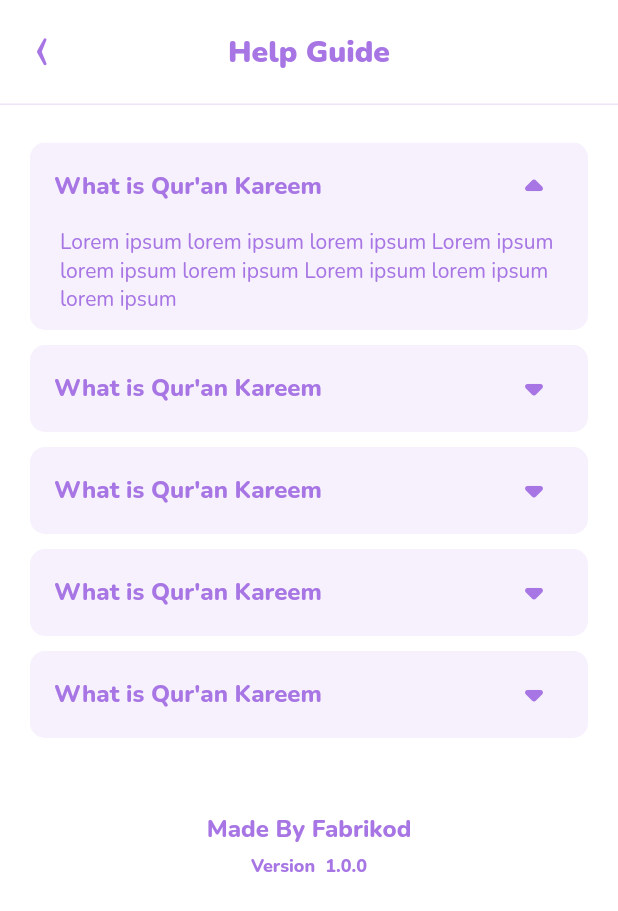
After one commit to Open-Quran/quran, a Flutter app: the HelpGuideScreen screen opened directly, after a tap on "What is Qur'an Kareem", on a phone screen of 412 x 824 dp. The commit adds this screen. Shown: the top 911 px of the screen. Run offline on Flutter 3.47's test engine with Material 2 defaults, Android fonts, the phone set to English and light mode, and no system bars; our stand-ins replace auto_size_text, flutter_svg, get_storage, google_fonts, package_info_plus; accounts and stored records are empty; generated files the repository leaves out were written again.

Commit message:
Help Guide Screen and Card Design.

```diff
--- a/lib/l10n/app_en.arb
+++ b/lib/l10n/app_en.arb
@@ -20,5 +20,7 @@
     "translation": "Translation",
     "reading": "Reading",
     "madeByFabrikod": "Made By Fabrikod",
-    "version": "Version"
+    "version": "Version",
+    "helpGuideTitle1": "What is Qur'an Kareem",
+    "helpGuideDescription1": "Lorem ipsum lorem ipsum lorem ipsum Lorem ipsum lorem ipsum lorem ipsum Lorem ipsum lorem ipsum lorem ipsum "
 }
--- a/lib/l10n/app_tr.arb
+++ b/lib/l10n/app_tr.arb
@@ -20,5 +20,8 @@
     "quranMode": "Kur'an Modu",
     "greenMode": "Yeşil Mod",
     "madeByFabrikod": "Fabrikod Tarafından Yapıldı",
-    "version": "Versiyon"
+    "version": "Versiyon",
+    "helpGuideTitle1": "Kuran-ı Kerim Nedir?",
+    "helpGuideDescription1": "Lorem ipsum lorem ipsum lorem ipsum Lorem ipsum lorem ipsum lorem ipsum Lorem ipsum lorem ipsum lorem ipsum "
+
 }
--- /dev/null
+++ b/lib/screens/help_guide_screen.dart
@@ -0,0 +1,82 @@
+import 'package:fabrikod_quran/constants/constants.dart';
+import 'package:fabrikod_quran/widgets/app_bars/main_app_bar.dart';
+import 'package:fabrikod_quran/widgets/cards/help_guide_card.dart';
+import 'package:flutter/material.dart';
+import 'package:flutter_svg/flutter_svg.dart';
+import 'package:package_info_plus/package_info_plus.dart';
+
+class HelpGuideScreen extends StatefulWidget {
+  const HelpGuideScreen({super.key});
+
+  @override
+  State<HelpGuideScreen> createState() => _HelpGuideScreenState();
+}
+
+class _HelpGuideScreenState extends State<HelpGuideScreen> {
+  @override
+  Widget build(BuildContext context) {
+    return Scaffold(
+      appBar: MainAppBar(
+        title: context.translate.helpGuide,
+        leading: IconButton(
+          onPressed: () {
+            Navigator.pop(context);
+          },
+          icon: SvgPicture.asset(ImageConstants.arrowBack),
+        ),
+      ),
+      body: SingleChildScrollView(
+        padding: const EdgeInsets.symmetric(
+        horizontal: kPaddingHorizontal,
+        vertical: kPaddingVertical,
+      ),
+        child: Column(
+          children: [
+            HelpGuideCard(
+                text: context.translate.helpGuideTitle1,
+                description: context.translate.helpGuideDescription1),
+            const SizedBox(height: kPaddingDefault),
+            HelpGuideCard(
+                text: context.translate.helpGuideTitle1,
+                description: context.translate.helpGuideDescription1),
+            const SizedBox(height: kPaddingDefault),
+            HelpGuideCard(
+                text: context.translate.helpGuideTitle1,
+                description: context.translate.helpGuideDescription1),
+            const SizedBox(height: kPaddingDefault),
+            HelpGuideCard(
+                text: context.translate.helpGuideTitle1,
+                description: context.translate.helpGuideDescription1),
+            const SizedBox(height: kPaddingDefault),
+            HelpGuideCard(
+                text: context.translate.helpGuideTitle1,
+                description: context.translate.helpGuideDescription1),
+            const SizedBox(height: kPaddingDefault*5),
+            buildAppInfoHelpGuide,
+            const SizedBox(height: kPaddingDefault * 5)
+          ],
+        ),
+      ),
+    );
+  }
+
+  Widget get buildAppInfoHelpGuide {
+    return Column(
+      mainAxisAlignment: MainAxisAlignment.center,
+      children: [
+        Text(context.translate.madeByFabrikod,
+            style: context.theme.textTheme.headlineSmall),
+        const SizedBox(height: kPaddingSmall),
+        FutureBuilder<PackageInfo>(
+          future: PackageInfo.fromPlatform(),
+          builder: (context, snapshot) {
+            return Text(
+              "${context.translate.version}  ${snapshot.data?.version ?? ""}",
+              style: context.theme.textTheme.bodyMedium,
+            );
+          },
+        ),
+      ],
+    );
+  }
+}
--- a/lib/screens/more_screen.dart
+++ b/lib/screens/more_screen.dart
@@ -1,4 +1,5 @@
 import 'package:fabrikod_quran/constants/constants.dart';
+import 'package:fabrikod_quran/screens/help_guide_screen.dart';
 import 'package:fabrikod_quran/screens/surah_details_screen.dart';
 import 'package:fabrikod_quran/widgets/app_bars/main_app_bar.dart';
 import 'package:fabrikod_quran/widgets/buttons/secondary_button.dart';
@@ -70,7 +71,13 @@ class _MoreScreenState extends State<MoreScreen> {
             ),
             SecondaryButton(
                 text: context.translate.helpGuide,
-                onPressed: () {},
+                onPressed: () {
+                  Navigator.push(
+                      context,
+                      MaterialPageRoute(
+                        builder: (context) => const HelpGuideScreen(),
+                      ));
+                },
                 icon: SvgPicture.asset(
                   ImageConstants.helpGuideIcon,
                   color: context.theme.iconTheme.color,
--- /dev/null
+++ b/lib/widgets/cards/help_guide_card.dart
@@ -0,0 +1,65 @@
+import 'package:fabrikod_quran/constants/extensions.dart';
+import 'package:fabrikod_quran/constants/padding.dart';
+import 'package:flutter/material.dart';
+
+class HelpGuideCard extends StatefulWidget {
+  final String text;
+  final String description;
+
+  const HelpGuideCard({Key? key, required this.text, required this.description})
+      : super(key: key);
+
+  @override
+  State<HelpGuideCard> createState() => _HelpGuideCardState();
+}
+
+class _HelpGuideCardState extends State<HelpGuideCard> {
+  bool isExpanded = false;
+
+  void changeExpanded(bool value) {
+    setState(() => isExpanded = value);
+  }
+
+  @override
+  Widget build(BuildContext context) {
+    return Theme(
+      data: context.theme.copyWith(dividerColor: Colors.transparent),
+      child: ClipRRect(
+        borderRadius: BorderRadius.circular(kPaddingDefault),
+        child: ExpansionTile(
+          title: Row(
+            children: [
+              Text(
+                widget.text,
+                style: context.theme.textTheme.headlineSmall,
+              ),
+            ],
+          ),
+          trailing: Icon(
+            isExpanded
+                ? Icons.arrow_drop_up_rounded
+                : Icons.arrow_drop_down_rounded,
+            size: 40,
+            color: context.theme.iconTheme.color,
+          ),
+          onExpansionChanged: changeExpanded,
+          backgroundColor: context.theme.cardTheme.color?.withOpacity(0.1),
+          collapsedBackgroundColor:
+              context.theme.cardTheme.color?.withOpacity(0.1),
+          childrenPadding: const EdgeInsets.only(bottom: kPaddingDefault),
+          children: [
+            Padding(
+              padding: const EdgeInsets.symmetric(
+                  vertical: 0, horizontal: kPaddingHorizontal),
+              child: Text(
+                widget.description,
+                style: context.theme.textTheme.bodySmall,
+                textAlign: TextAlign.left,
+              ),
+            )
+          ],
+        ),
+      ),
+    );
+  }
+}
```
